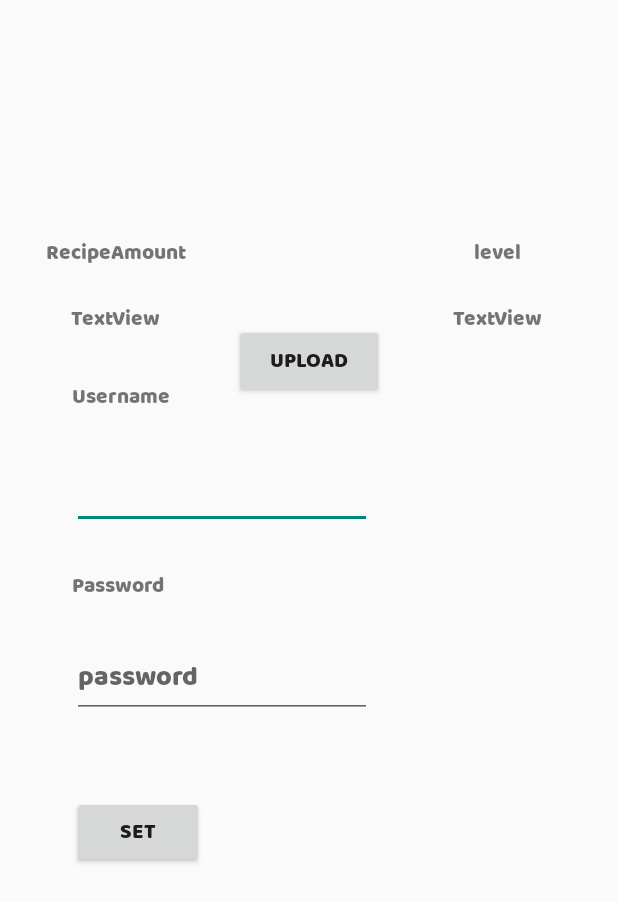
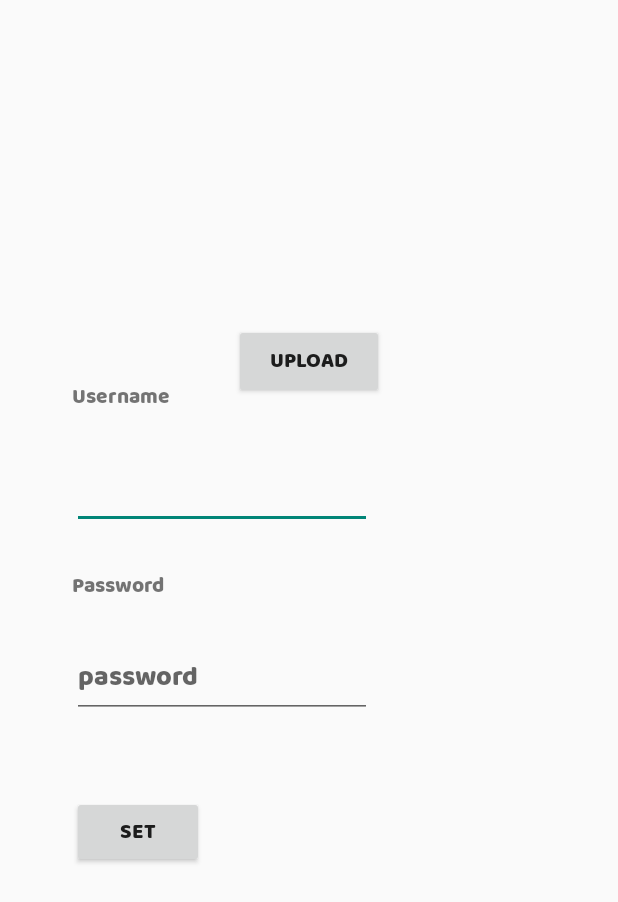
Before and after one commit to GengLUO/TravelRecipe, an Android app: the SettingMain screen opened directly, with no data from a screen before it, on a phone screen of 412 x 824 dp. Shown: the top 902 px of the screen. Run offline under Robolectric (Android 15) with nearby library versions, the phone set to English and light mode, and no system bars; our stand-ins replace Volley; network calls fail.

```diff
--- a/app/src/main/java/be/kuleuven/travelrecipe/views/activities/SettingMain.java
+++ b/app/src/main/java/be/kuleuven/travelrecipe/views/activities/SettingMain.java
@@ -26,9 +26,6 @@ import be.kuleuven.travelrecipe.models.user.User;
 public class SettingMain extends AppCompatActivity implements HomepageFragmentNotifier {
     private EditText usernameinput;
     private EditText passwordinput;
-    private Button setButton;
-    private TextView levelNumber;
-    private TextView recipeAmountNumber;
     private ImageView profileImage;
     private Bitmap bitmap;
     private RequestQueue requestQueue;
@@ -42,13 +39,8 @@ public class SettingMain extends AppCompatActivity implements HomepageFragmentNo
         setContentView(R.layout.activity_setting_main);
         TextView usernameText = findViewById(R.id.usernameText);
         TextView passwordText = findViewById(R.id.passwordText);
-        TextView levelText = findViewById(R.id.setting_levelText);
-        levelNumber = findViewById(R.id.setting_levelNumber);
-        TextView recipeAmountText = findViewById(R.id.setting_recipeAmountText);
-        recipeAmountNumber = findViewById(R.id.setting_recipeAmountNumber);
         usernameinput = findViewById(R.id.usernameInput);
         passwordinput = findViewById(R.id.passwordInput);
-        setButton = findViewById(R.id.setButton);
         profileImage = findViewById(R.id.setting_prifileImage);
         requestQueue = Volley.newRequestQueue(this);
         Intent intent = getIntent();
@@ -128,12 +120,11 @@ public class SettingMain extends AppCompatActivity implements HomepageFragmentNo
 
     @Override
     public void notifyLevelChanged() {
-        levelNumber.setText(String.valueOf(user.getLevel()));
+
     }
 
     @Override
     public void notifyRecipeNumberChanged() {
-        recipeAmountNumber.setText(String.valueOf(user.getRecipeAmount()));
     }
 
     @Override
--- a/app/src/main/res/layout/activity_setting_main.xml
+++ b/app/src/main/res/layout/activity_setting_main.xml
@@ -65,49 +65,6 @@
         app:layout_constraintStart_toStartOf="@+id/usernameText"
         app:layout_constraintTop_toBottomOf="@+id/passwordText" />
 
-    <TextView
-        android:id="@+id/setting_levelText"
-        android:layout_width="wrap_content"
-        android:layout_height="wrap_content"
-        android:layout_marginStart="192dp"
-        android:fontFamily="@font/baloo_paaji"
-        android:text="level"
-        app:layout_constraintStart_toEndOf="@+id/setting_recipeAmountText"
-        app:layout_constraintTop_toTopOf="@+id/setting_recipeAmountText" />
-
-    <TextView
-        android:id="@+id/setting_levelNumber"
-        android:layout_width="wrap_content"
-        android:layout_height="wrap_content"
-        android:layout_marginTop="44dp"
-        android:fontFamily="@font/baloo_paaji"
-        android:text="TextView"
-        app:layout_constraintEnd_toEndOf="@+id/setting_levelText"
-        app:layout_constraintStart_toStartOf="@+id/setting_levelText"
-        app:layout_constraintTop_toTopOf="@+id/setting_levelText" />
-
-    <TextView
-        android:id="@+id/setting_recipeAmountText"
-        android:layout_width="wrap_content"
-        android:layout_height="wrap_content"
-        android:layout_marginTop="40dp"
-        android:layout_marginEnd="32dp"
-        android:fontFamily="@font/baloo_paaji"
-        android:text="RecipeAmount"
-        app:layout_constraintEnd_toStartOf="@+id/setting_prifileImage"
-        app:layout_constraintTop_toTopOf="@+id/setting_prifileImage" />
-
-    <TextView
-        android:id="@+id/setting_recipeAmountNumber"
-        android:layout_width="wrap_content"
-        android:layout_height="wrap_content"
-        android:layout_marginTop="44dp"
-        android:fontFamily="@font/baloo_paaji"
-        android:text="TextView"
-        app:layout_constraintEnd_toEndOf="@+id/setting_recipeAmountText"
-        app:layout_constraintStart_toStartOf="@+id/setting_recipeAmountText"
-        app:layout_constraintTop_toTopOf="@+id/setting_recipeAmountText" />
-
     <Button
         android:id="@+id/setButton"
         android:layout_width="wrap_content"
```
